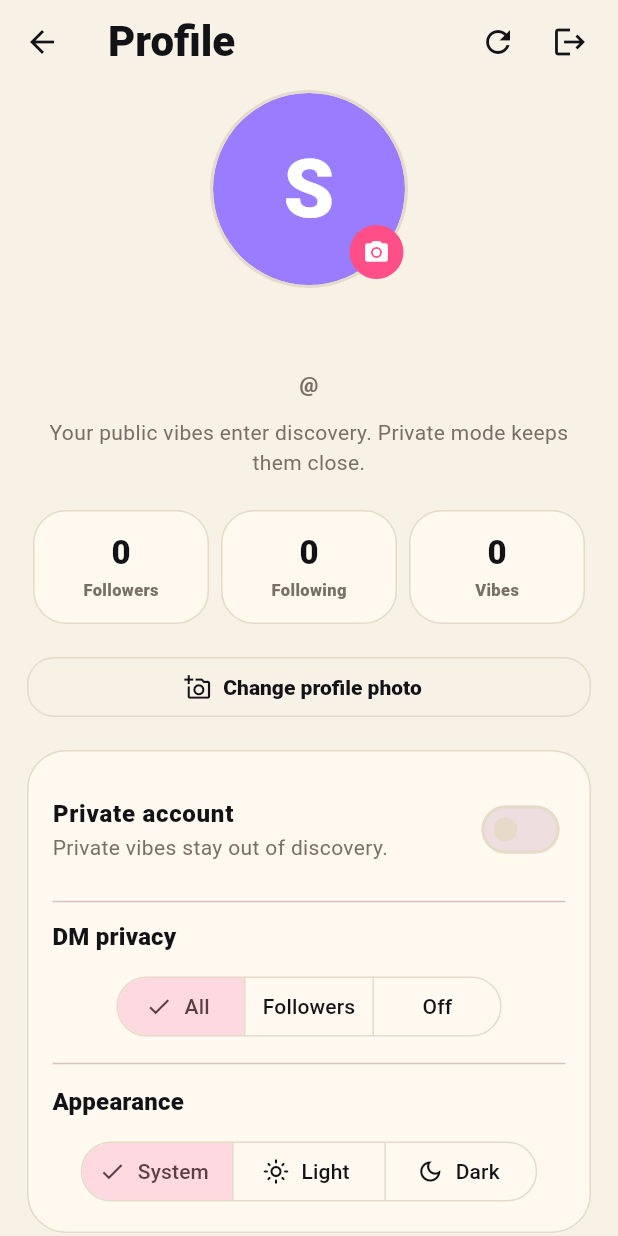
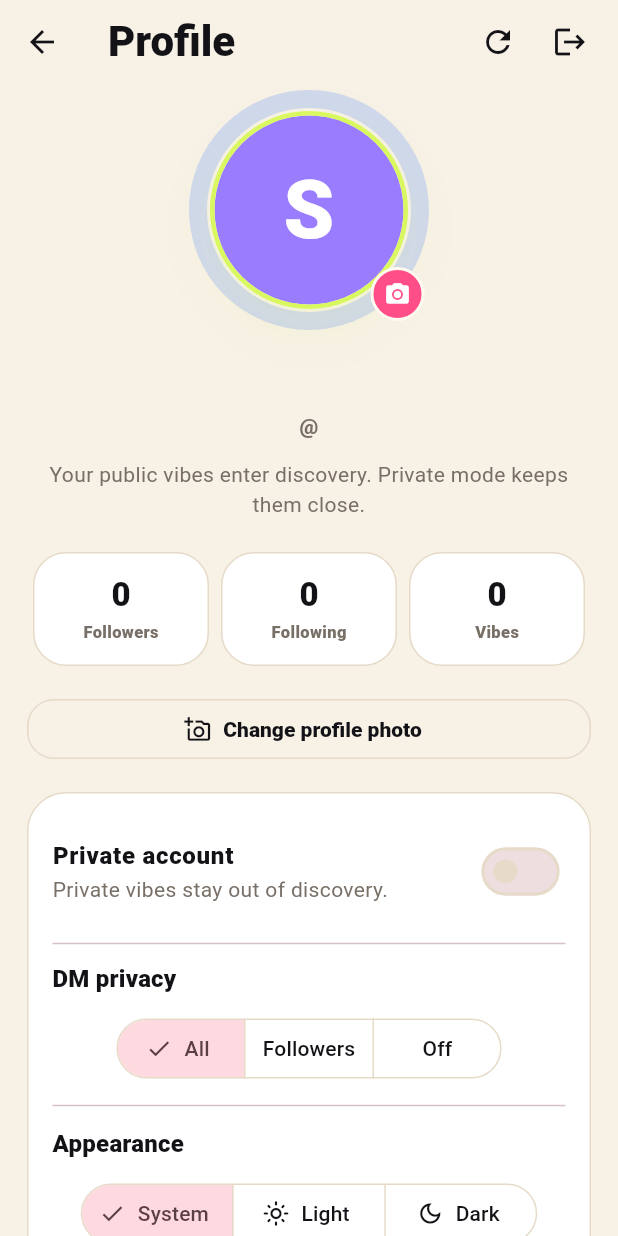
Before and after one commit to batuhandonmez/svibe, a Flutter app: the ProfileScreen screen opened directly, on a phone screen of 412 x 824 dp. Run offline on Flutter 3.47's test engine with Material 3 defaults, Android fonts, the phone set to English and light mode, and no system bars; our stand-ins replace dio, file_picker, flutter_riverpod, flutter_secure_storage, image_picker, just_audio and 1 more; missing offline and left inert: record; accounts and stored records are empty.

Commit message:
Polish DM and profile surfaces

```diff
--- a/mobile/lib/src/features/profile/profile_screen.dart
+++ b/mobile/lib/src/features/profile/profile_screen.dart
@@ -278,6 +278,7 @@ class _EditableHeroAvatar extends StatelessWidget {
   @override
   Widget build(BuildContext context) {
     final theme = Theme.of(context);
+    final colors = theme.extension<SvibeColors>()!;
     return InkWell(
       borderRadius: BorderRadius.circular(100),
       onTap: onTap,
@@ -285,11 +286,29 @@ class _EditableHeroAvatar extends StatelessWidget {
         alignment: Alignment.center,
         children: [
           Container(
+            width: 160,
+            height: 160,
+            decoration: BoxDecoration(
+              shape: BoxShape.circle,
+              border: Border.all(
+                color: colors.blue.withValues(alpha: 0.22),
+                width: 12,
+              ),
+            ),
+          ),
+          Container(
             width: 132,
             height: 132,
             decoration: BoxDecoration(
               shape: BoxShape.circle,
-              border: Border.all(color: theme.colorScheme.outline, width: 2),
+              border: Border.all(color: colors.lime, width: 3),
+              boxShadow: [
+                BoxShadow(
+                  color: colors.lime.withValues(alpha: 0.16),
+                  blurRadius: 28,
+                  offset: const Offset(0, 12),
+                ),
+              ],
             ),
             child: ClipOval(
               child: bytes != null
@@ -308,8 +327,9 @@ class _EditableHeroAvatar extends StatelessWidget {
               width: 36,
               height: 36,
               decoration: BoxDecoration(
-                color: theme.colorScheme.primary,
+                color: colors.berry,
                 shape: BoxShape.circle,
+                border: Border.all(color: theme.colorScheme.surface, width: 2),
               ),
               child: isUploading
                   ? const Padding(
@@ -357,13 +377,14 @@ class _ProfileMetric extends StatelessWidget {
   @override
   Widget build(BuildContext context) {
     final theme = Theme.of(context);
+    final colors = theme.extension<SvibeColors>()!;
     return Expanded(
       child: Container(
         margin: const EdgeInsets.symmetric(horizontal: 4),
         padding: const EdgeInsets.symmetric(vertical: 14),
         decoration: BoxDecoration(
-          color: theme.colorScheme.surface,
-          border: Border.all(color: theme.colorScheme.outline),
+          color: colors.elevated,
+          border: Border.all(color: colors.border),
           borderRadius: BorderRadius.circular(22),
         ),
         child: Column(
@@ -410,11 +431,12 @@ class _SettingsPanel extends StatelessWidget {
   @override
   Widget build(BuildContext context) {
     final theme = Theme.of(context);
+    final colors = theme.extension<SvibeColors>()!;
     return Container(
       padding: const EdgeInsets.all(16),
       decoration: BoxDecoration(
-        color: theme.colorScheme.surface,
-        border: Border.all(color: theme.colorScheme.outline),
+        color: colors.elevated,
+        border: Border.all(color: colors.border),
         borderRadius: BorderRadius.circular(26),
       ),
       child: Column(
@@ -499,8 +521,8 @@ class _VibeRow extends StatelessWidget {
     return Container(
       padding: const EdgeInsets.all(14),
       decoration: BoxDecoration(
-        color: theme.colorScheme.surface,
-        border: Border.all(color: theme.colorScheme.outline),
+        color: colors.elevated,
+        border: Border.all(color: colors.border),
         borderRadius: BorderRadius.circular(24),
       ),
       child: Row(
@@ -525,7 +547,7 @@ class _VibeRow extends StatelessWidget {
                 ),
                 const SizedBox(height: 3),
                 Text(
-                  '${vibe.duration}s · ${vibe.swipeRightCount} likes',
+                  '${vibe.duration}s - ${vibe.swipeRightCount} likes',
                   style: TextStyle(
                     color: theme.colorScheme.onSurfaceVariant,
                     fontWeight: FontWeight.w700,
```
Also changed, not shown: mobile/lib/src/features/dm/dm_screen.dart (+167 -38 lines).
